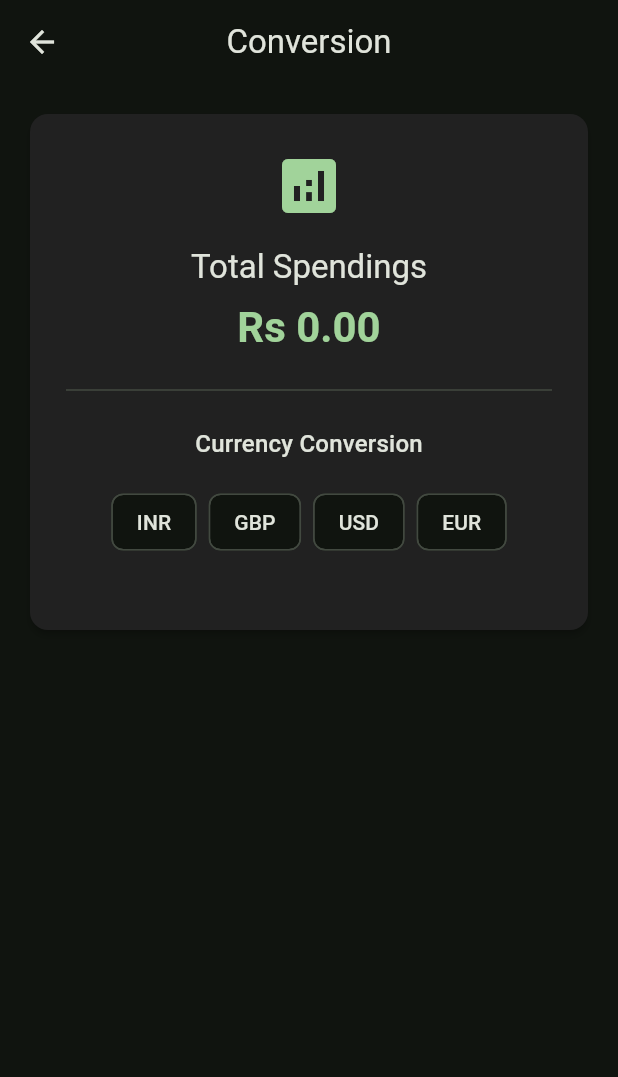
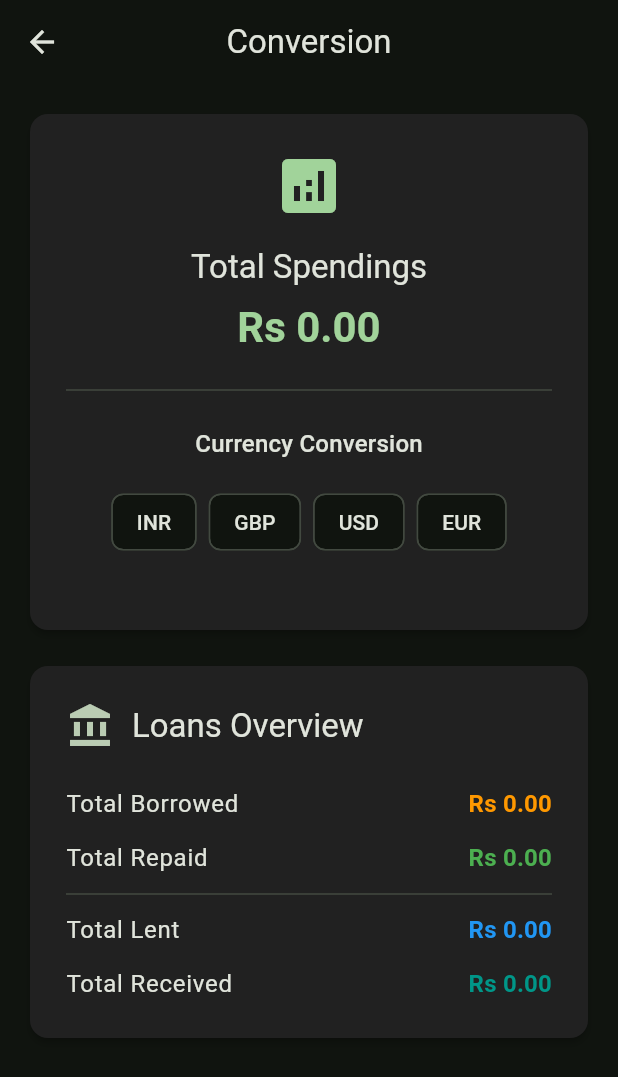
Before and after one commit to m-m4h4d/mahad_expense_tracker, a Flutter app: the AnalyticsScreen screen opened directly, on a phone screen of 412 x 824 dp. Shown: the top 1077 px of the screen. Run offline on Flutter 3.47's test engine with Material 3 defaults, Android fonts, the light colour scheme and no system bars; our stand-ins replace shared_preferences, sqflite, sqflite_common_ffi_web; accounts and stored records are empty.

Commit message:
feat: implement expense provider and analytics, dashboard, and authentication screens

```diff
--- a/lib/features/auth/screens/signup_screen.dart
+++ b/lib/features/auth/screens/signup_screen.dart
@@ -156,10 +156,6 @@ class _SignUpScreenState extends State<SignUpScreen> {
                               );
                               if (success) {
                                 if (!context.mounted) return;
-                                // Need to navigate nicely or pop so AuthChecker routes to Dashboard
-                                // Since we pushed this on top of LoginScreen, we can just pop back to login
-                                // or pushReplacement to Dashboard. Since AuthChecker dynamically builds,
-                                // popping might land on login briefly before jumping. popping all works.
                                 Navigator.of(
                                   context,
                                 ).popUntil((route) => route.isFirst);
--- a/lib/features/dashboard/screens/analytics_screen.dart
+++ b/lib/features/dashboard/screens/analytics_screen.dart
@@ -98,12 +98,85 @@ class AnalyticsScreen extends StatelessWidget {
                       ),
                     ),
                   ),
+                  const SizedBox(height: 16),
+                  Card(
+                    child: Padding(
+                      padding: const EdgeInsets.all(24.0),
+                      child: Column(
+                        crossAxisAlignment: CrossAxisAlignment.start,
+                        children: [
+                          Row(
+                            children: [
+                              Icon(
+                                Icons.account_balance,
+                                size: 32,
+                                color: Theme.of(context).colorScheme.secondary,
+                              ),
+                              const SizedBox(width: 12),
+                              Text(
+                                'Loans Overview',
+                                style: Theme.of(context).textTheme.titleLarge,
+                              ),
+                            ],
+                          ),
+                          const SizedBox(height: 24),
+                          _buildStatRow(
+                            context,
+                            'Total Borrowed',
+                            expenseProvider.totalBorrowed,
+                            expenseProvider.currencySymbol,
+                            Colors.orange,
+                          ),
+                          const SizedBox(height: 12),
+                          _buildStatRow(
+                            context,
+                            'Total Repaid',
+                            expenseProvider.totalRepaid,
+                            expenseProvider.currencySymbol,
+                            Colors.green,
+                          ),
+                          const Divider(height: 24),
+                          _buildStatRow(
+                            context,
+                            'Total Lent',
+                            expenseProvider.totalLent,
+                            expenseProvider.currencySymbol,
+                            Colors.blue,
+                          ),
+                          const SizedBox(height: 12),
+                          _buildStatRow(
+                            context,
+                            'Total Received',
+                            expenseProvider.totalReceived,
+                            expenseProvider.currencySymbol,
+                            Colors.teal,
+                          ),
+                        ],
+                      ),
+                    ),
+                  ),
                 ],
               ),
             ),
           );
         },
       ),
+    );
+  }
+
+  Widget _buildStatRow(BuildContext context, String title, double amount, String currency, Color color) {
+    return Row(
+      mainAxisAlignment: MainAxisAlignment.spaceBetween,
+      children: [
+        Text(title, style: Theme.of(context).textTheme.bodyLarge),
+        Text(
+          '$currency${amount.toStringAsFixed(2)}',
+          style: Theme.of(context).textTheme.titleMedium?.copyWith(
+                fontWeight: FontWeight.bold,
+                color: color,
+              ),
+        ),
+      ],
     );
   }
 }
--- a/lib/features/expenses/providers/expense_provider.dart
+++ b/lib/features/expenses/providers/expense_provider.dart
@@ -26,6 +26,22 @@ class ExpenseProvider extends ChangeNotifier {
 
   double get totalLoans {
     return _filteredExpenses.where((e) => e.type == 'Loan').fold(0, (sum, item) => sum + item.amount);
+  }
+
+  double get totalBorrowed {
+    return _filteredExpenses.where((e) => e.type == 'Loan' && e.category == 'Borrowed').fold(0, (sum, item) => sum + item.amount);
+  }
+
+  double get totalRepaid {
+    return _filteredExpenses.where((e) => e.type == 'Loan' && e.category == 'Repayment').fold(0, (sum, item) => sum + item.amount);
+  }
+
+  double get totalLent {
+    return _filteredExpenses.where((e) => e.type == 'Loan' && e.category == 'Lent').fold(0, (sum, item) => sum + item.amount);
+  }
+
+  double get totalReceived {
+    return _filteredExpenses.where((e) => e.type == 'Loan' && e.category == 'Received').fold(0, (sum, item) => sum + item.amount);
   }
 
   double get netBalance {
--- a/lib/features/expenses/screens/add_expense_screen.dart
+++ b/lib/features/expenses/screens/add_expense_screen.dart
@@ -30,7 +30,7 @@ class _AddExpenseScreenState extends State<AddExpenseScreen> {
       'Other',
     ],
     'Income': ['Salary', 'Business', 'Investments', 'Freelance', 'Other'],
-    'Loan': ['Borrowed', 'Lent', 'Repayment', 'Other'],
+    'Loan': ['Borrowed', 'Lent', 'Repayment', 'Received', 'Other'],
   };
 
   List<String> get _currentCategories => _categoryMap[_selectedType]!;
--- a/lib/features/expenses/screens/expenses_screen.dart
+++ b/lib/features/expenses/screens/expenses_screen.dart
@@ -28,6 +28,7 @@ class _ExpensesScreenState extends State<ExpensesScreen> {
     'Borrowed',
     'Lent',
     'Repayment',
+    'Received',
     'Other',
   ];
 
@@ -362,10 +363,9 @@ class _ExpensesScreenState extends State<ExpensesScreen> {
         return Icons.arrow_downward;
       case 'Lent':
         return Icons.arrow_upward;
-      case 'Repayment':
-        return Icons.check_circle_outline;
-      case 'Other':
-        return Icons.money;
+      case 'Repayment': return Icons.check_circle_outline;
+      case 'Received': return Icons.call_received;
+      case 'Other': return Icons.money;
       case 'General':
       default:
         return Icons.category;
```
